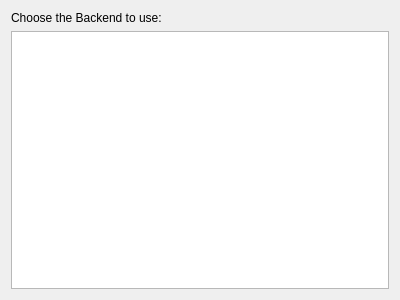
This is src/backendchooser.ui in KDE/cantor as Qt 5 draws it before an edit. The edited form follows.
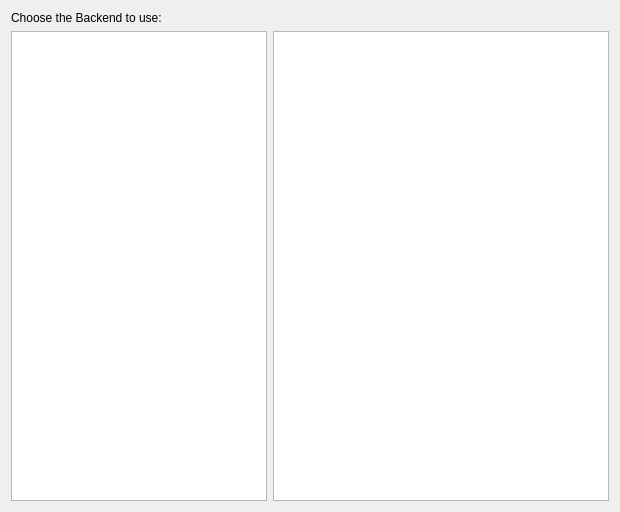
This is the edited form. Custom widgets are drawn as their Qt base class.

Commit message: rework the BackendChooseDialog, so it includes a description of the available backends

Diff of the .ui file:
```diff
--- a/src/backendchooser.ui
+++ b/src/backendchooser.ui
@@ -6,43 +6,50 @@
    <rect>
     <x>0</x>
     <y>0</y>
-    <width>400</width>
-    <height>300</height>
+    <width>620</width>
+    <height>512</height>
    </rect>
   </property>
-  <layout class="QVBoxLayout" name="verticalLayout">
-   <item>
+  <layout class="QGridLayout" name="gridLayout">
+   <item row="0" column="0" colspan="2">
     <widget class="QLabel" name="label">
+     <property name="minimumSize">
+      <size>
+       <width>587</width>
+       <height>0</height>
+      </size>
+     </property>
+     <property name="maximumSize">
+      <size>
+       <width>587</width>
+       <height>16777215</height>
+      </size>
+     </property>
      <property name="text">
       <string>Choose the Backend to use:</string>
      </property>
     </widget>
    </item>
-   <item>
+   <item row="1" column="1">
+    <widget class="KTextBrowser" name="descriptionView">
+     <property name="sizePolicy">
+      <sizepolicy hsizetype="Expanding" vsizetype="Expanding">
+       <horstretch>2</horstretch>
+       <verstretch>1</verstretch>
+      </sizepolicy>
+     </property>
+    </widget>
+   </item>
+   <item row="1" column="0">
     <widget class="KListWidget" name="backendList">
-     <property name="movement">
-      <enum>QListView::Static</enum>
-     </property>
-     <property name="isWrapping" stdset="0">
-      <bool>false</bool>
+     <property name="flow">
+      <enum>QListView::TopToBottom</enum>
      </property>
      <property name="resizeMode">
-      <enum>QListView::Fixed</enum>
-     </property>
-     <property name="spacing">
-      <number>10</number>
+      <enum>QListView::Adjust</enum>
      </property>
      <property name="viewMode">
-      <enum>QListView::IconMode</enum>
-     </property>
-     <property name="uniformItemSizes">
-      <bool>false</bool>
-     </property>
-     <property name="wordWrap">
-      <bool>false</bool>
-     </property>
-     <property name="sortingEnabled">
-      <bool>true</bool>
+      <enum>QListView::ListMode</enum>
      </property>
     </widget>
    </item>
@@ -54,6 +61,11 @@
    <extends>QListWidget</extends>
    <header>klistwidget.h</header>
   </customwidget>
+  <customwidget>
+   <class>KTextBrowser</class>
+   <extends>QTextBrowser</extends>
+   <header>ktextbrowser.h</header>
+  </customwidget>
  </customwidgets>
  <resources/>
  <connections/>
```
The commit also changes 10 other files.
